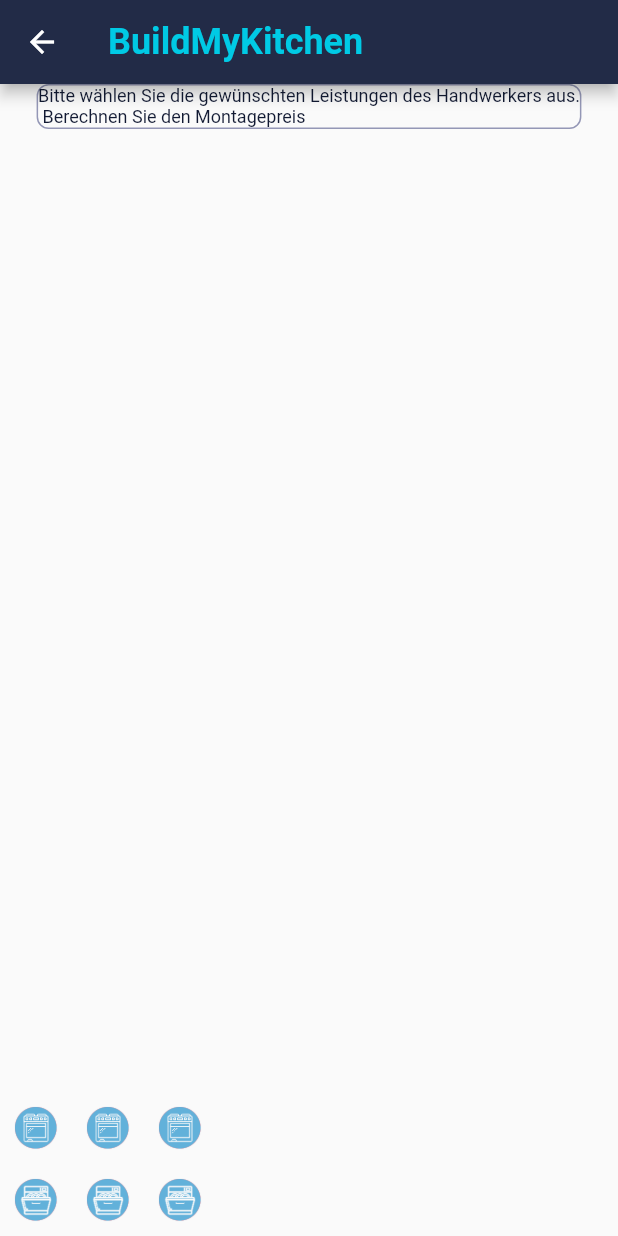
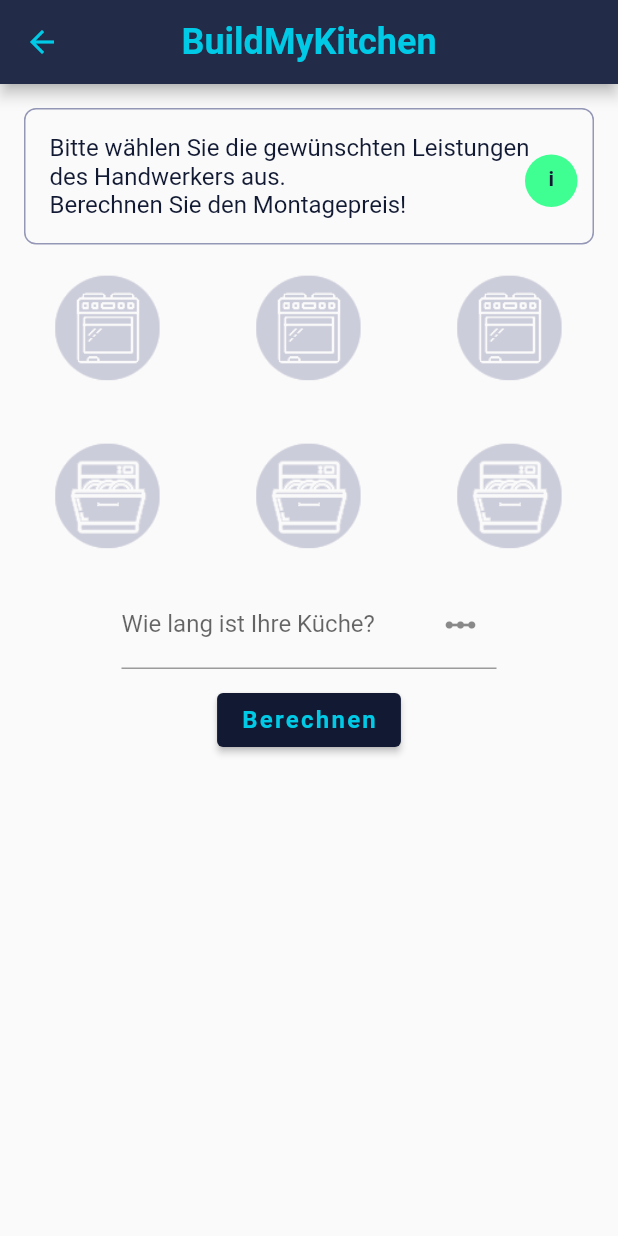
Before and after one commit to YevhenIvanovDev/buildmykitchen, a Flutter app: the ClientCounterScreen screen opened by its route, on a phone screen of 412 x 824 dp. Run offline on Flutter 3.47's test engine with Material 2 defaults, Android fonts, the light colour scheme and no system bars; our stand-ins replace flutter_form_builder, google_fonts, validators; Roboto replaces fonts that are missing (Lexend Deca).

Commit message:
updated widget icons

```diff
--- a/lib/presentations/screens/client_counter_screen.dart
+++ b/lib/presentations/screens/client_counter_screen.dart
@@ -1,4 +1,6 @@
+import 'package:build_my_kitchen/presentations/designs/colors.dart';
 import 'package:build_my_kitchen/presentations/widgets/app_info/information.dart';
+import 'package:build_my_kitchen/presentations/widgets/appbar_items/back_button.dart';
 import 'package:build_my_kitchen/presentations/widgets/user_input/user_calculation.dart';
 import 'package:flutter/material.dart';
 
@@ -10,25 +12,26 @@
 
 class _ClientCounterScreenState extends State<ClientCounterScreen> {
   String introText =
-      'Bitte wählen Sie die gewünschten Leistungen des Handwerkers aus.\n Berechnen Sie den Montagepreis';
+      'Bitte wählen Sie die gewünschten Leistungen des Handwerkers aus.\nBerechnen Sie den Montagepreis!';
   @override
   Widget build(BuildContext context) {
     return Scaffold(
       appBar: AppBar(
+        centerTitle: true,
         title: Text(
           'BuildMyKitchen',
           style: Theme.of(context).textTheme.headline1,
         ),
+        leading: BackAppBarButton(),
       ),
-      body: Column(
-        children: [
-          Information(introText),
-          Expanded(
-            child: Row(),
-            flex: 1,
-          ),
-          UserCalculation(),
-        ],
+      body: Padding(
+        padding: const EdgeInsets.all(16.0),
+        child: Column(
+          children: [
+            Information(introText),
+            UserCalculation(),
+          ],
+        ),
       ),
     );
   }
--- a/lib/presentations/widgets/app_info/information.dart
+++ b/lib/presentations/widgets/app_info/information.dart
@@ -7,17 +7,44 @@
   @override
   Widget build(BuildContext context) {
     return Container(
+      width: double.infinity,
       decoration: BoxDecoration(
           borderRadius: BorderRadius.all(
             Radius.circular(8.0),
           ),
           border: Border.all(color: KitchenColors.blueyGrey)),
-      child: Text(
-        text,
-        style: Theme.of(context)
-            .textTheme
-            .headline2!
-            .copyWith(color: KitchenColors.inkDark),
+      child: Stack(
+        children: [
+          Padding(
+            padding: const EdgeInsets.all(16.0),
+            child: Text(
+              text,
+              style: Theme.of(context)
+                  .textTheme
+                  .headline2!
+                  .copyWith(color: KitchenColors.inkDark, fontSize: 16),
+            ),
+          ),
+          Positioned(
+              right: 10,
+              top: 30,
+              child: Container(
+                child: Padding(
+                  padding: const EdgeInsets.all(8.0),
+                  child: Text(
+                    'i',
+                    style: TextStyle(
+                        color: KitchenColors.inkDark,
+                        fontWeight: FontWeight.bold),
+                    textAlign: TextAlign.center,
+                  ),
+                ),
+                width: 35,
+                height: 35,
+                decoration: BoxDecoration(
+                    shape: BoxShape.circle, color: KitchenColors.appleBright),
+              )),
+        ],
       ),
     );
   }
--- /dev/null
+++ b/lib/presentations/widgets/appbar_items/back_button.dart
@@ -0,0 +1,19 @@
+import 'package:build_my_kitchen/presentations/designs/colors.dart';
+import 'package:flutter/material.dart';
+
+class BackAppBarButton extends StatelessWidget {
+  const BackAppBarButton({
+    Key? key,
+  }) : super(key: key);
+
+  @override
+  Widget build(BuildContext context) {
+    return IconButton(
+      onPressed: () {
+        Navigator.of(context).pop();
+      },
+      icon: Icon(Icons.arrow_back),
+      color: KitchenColors.corp,
+    );
+  }
+}
--- a/lib/presentations/widgets/localizations/language_widgets.dart
+++ b/lib/presentations/widgets/localizations/language_widgets.dart
@@ -16,7 +16,7 @@
       child: IconButton(
           iconSize: 20.0,
           onPressed: () {
-            Navigator.pushNamed(context, 'client_form_screen');
+            Navigator.pushNamed(context, 'client_counter_screen');
           },
           icon: Image.asset(imagepath)),
     );
--- /dev/null
+++ b/lib/presentations/widgets/user_input/row_icon_buttons.dart
@@ -0,0 +1,31 @@
+import 'package:build_my_kitchen/presentations/widgets/user_input/user_icon_button.dart';
+import 'package:flutter/material.dart';
+
+class RowIconButtons extends StatelessWidget {
+  final UserIconButton userIconButton1;
+  final UserIconButton userIconButton2;
+  final UserIconButton userIconButton3;
+
+  const RowIconButtons({
+    required this.userIconButton1,
+    required this.userIconButton2,
+    required this.userIconButton3,
+    Key? key,
+  }) : super(key: key);
+
+  @override
+  Widget build(BuildContext context) {
+    return Padding(
+      padding: const EdgeInsets.all(8),
+      child: Row(
+        children: [
+          userIconButton1,
+          const Spacer(),
+          userIconButton2,
+          const Spacer(),
+          userIconButton3,
+        ],
+      ),
+    );
+  }
+}
--- a/lib/presentations/widgets/user_input/user_calculation.dart
+++ b/lib/presentations/widgets/user_input/user_calculation.dart
@@ -1,3 +1,6 @@
+import 'package:build_my_kitchen/presentations/widgets/user_input/row_icon_buttons.dart';
+import 'package:build_my_kitchen/presentations/widgets/user_input/user_icon_button.dart';
+import 'package:build_my_kitchen/presentations/widgets/widget_button.dart';
 import 'package:flutter/material.dart';
 
 class UserCalculation extends StatefulWidget {
@@ -6,39 +9,62 @@
 }
 
 class _UserCalculationState extends State<UserCalculation> {
+  final UserIconButton userIconButtonHerd =
+      const UserIconButton(id: 1, imagePath: 'assets/images/Backofen.png');
+  final UserIconButton userIconButtonHaenge =
+      const UserIconButton(id: 2, imagePath: 'assets/images/Backofen.png');
+  final UserIconButton userIconButtonWaMa =
+      const UserIconButton(id: 3, imagePath: 'assets/images/Backofen.png');
+  final UserIconButton userIconButtonSpuel =
+      const UserIconButton(id: 4, imagePath: 'assets/images/Spule.png');
+  final UserIconButton userIconButtonArb =
+      const UserIconButton(id: 5, imagePath: 'assets/images/Spule.png');
+  final UserIconButton userIconButtonGebr =
+      const UserIconButton(id: 6, imagePath: 'assets/images/Spule.png');
+
+  TextEditingController _kitchenSizeController = TextEditingController();
+
+  // Map<String, dynamic> userRequestData = {
+  //   'Anschluss Herd': userIconButtonHerd,
+  // };
+
   @override
   Widget build(BuildContext context) {
-    return Container(
-      child: Column(
-        children: [
-          Row(
-            children: [
-              IconButton(
-                  onPressed: () {},
-                  icon: Image.asset('assets/images/Backofen.png')),
-              IconButton(
-                  onPressed: () {},
-                  icon: Image.asset('assets/images/Backofen.png')),
-              IconButton(
-                  onPressed: () {},
-                  icon: Image.asset('assets/images/Backofen.png')),
-            ],
+    return Column(
+      children: [
+        RowIconButtons(
+          userIconButton1: userIconButtonHerd,
+          userIconButton2: userIconButtonHaenge,
+          userIconButton3: userIconButtonWaMa,
+        ),
+        RowIconButtons(
+          userIconButton1: userIconButtonSpuel,
+          userIconButton2: userIconButtonArb,
+          userIconButton3: userIconButtonGebr,
+        ),
+        Container(
+          width: 250,
+          child: TextFormField(
+            controller: _kitchenSizeController,
+            validator: (text) {
+              if (text == null || text.isEmpty) {
+                return 'Die Küchenlänge soll mindestens 1m sein';
+              }
+              return null;
+            },
+            decoration: const InputDecoration(
+                hintText: 'in Meter',
+                labelText: 'Wie lang ist Ihre Küche?',
+                suffixIcon: Icon(Icons.linear_scale)),
+            keyboardType: TextInputType.number,
+            textAlign: TextAlign.center,
           ),
-          Row(
-            children: [
-              IconButton(
-                  onPressed: () {},
-                  icon: Image.asset('assets/images/Spule.png')),
-              IconButton(
-                  onPressed: () {},
-                  icon: Image.asset('assets/images/Spule.png')),
-              IconButton(
-                  onPressed: () {},
-                  icon: Image.asset('assets/images/Spule.png')),
-            ],
-          )
-        ],
-      ),
+        ),
+        const SizedBox(
+          height: 10,
+        ),
+        countButton(),
+      ],
     );
   }
 }
--- a/lib/presentations/widgets/user_input/user_data_fields.dart
+++ b/lib/presentations/widgets/user_input/user_data_fields.dart
@@ -39,14 +39,15 @@
           controller: _nameController,
           hintText: 'Name',
           labelText: 'Ihr Name',
-          suffixIcon: Icon(Icons.person),
+          suffixIcon: const Icon(Icons.person),
         ),
         UserDetailsInputWidget(
             controller: _emailController,
             hintText: 'email@example.com',
             labelText: 'Your email',
             inputType: TextInputType.emailAddress,
-            validator: (value) => !isEmail(value!) ? 'Invalid Email' : null),
+            validator: (dynamic value) =>
+                !isEmail(value! as String) ? 'Invalid Email' : null),
         UserDetailsInputWidget(
             controller: _phoneController,
             hintText: 'Telefonnummer',
--- /dev/null
+++ b/lib/presentations/widgets/user_input/user_icon_button.dart
@@ -0,0 +1,92 @@
+import 'package:build_my_kitchen/presentations/designs/colors.dart';
+import 'package:flutter/material.dart';
+
+bool _isIconTapped = false;
+
+class UserIconButton extends StatefulWidget {
+  final String imagePath;
+  final int id;
+  const UserIconButton({
+    required this.id,
+    required this.imagePath,
+    Key? key,
+  }) : super(key: key);
+
+  @override
+  _UserIconButtonState createState() => _UserIconButtonState();
+}
+
+class _UserIconButtonState extends State<UserIconButton> {
+  Color _color = KitchenColors.lightBlueGrey;
+  bool _isIconTapped = false;
+
+  String changeIconById(int id) {
+    if (_isIconTapped == true) {
+      _color = KitchenColors.corp;
+      return 'Ja';
+    } else {
+      _color = KitchenColors.lightBlueGrey;
+      return 'Nein';
+    }
+  }
+
+  bool isItemChosen() {
+    if (_isIconTapped) {
+      return true;
+    }
+    return false;
+  }
+
+  void showSnackBar(BuildContext context, String snackBarText) {
+    ScaffoldMessenger.of(context).showSnackBar(SnackBar(
+      content: Text(
+        snackBarText,
+        style: Theme.of(context).textTheme.headline2,
+        textAlign: TextAlign.center,
+      ),
+      backgroundColor: KitchenColors.lightBlueGrey,
+      duration: const Duration(seconds: 1),
+      shape: const StadiumBorder(),
+    ));
+  }
+
+  String? snackBarValue;
+
+  String snackBarText(int id) {
+    switch (id) {
+      case 1:
+        return snackBarValue = 'Herd';
+      case 2:
+        return snackBarValue = 'Hängeschränke';
+      case 3:
+        return snackBarValue = 'Waschmaschine';
+      case 4:
+        return snackBarValue = 'Spülmaschine';
+      case 5:
+        return snackBarValue = 'Zuschnitt arbeitsplatte';
+      case 6:
+        return snackBarValue = 'Gebrauchte Küche';
+      default:
+        return '';
+    }
+  }
+
+  @override
+  Widget build(BuildContext context) {
+    return IconButton(
+        iconSize: 80,
+        onPressed: () {
+          setState(() {
+            _isIconTapped = !_isIconTapped;
+            snackBarText(widget.id);
+            changeIconById(widget.id);
+            showSnackBar(context, '$snackBarValue');
+            //  isItemChosen();
+          });
+        },
+        icon: Image.asset(
+          widget.imagePath,
+          color: _color,
+        ));
+  }
+}
--- /dev/null
+++ b/lib/presentations/widgets/widget_button.dart
@@ -0,0 +1,17 @@
+import 'package:build_my_kitchen/presentations/designs/colors.dart';
+import 'package:flutter/material.dart';
+
+Widget countButton() {
+  return ElevatedButton(
+    style: ElevatedButton.styleFrom(primary: KitchenColors.inkDark),
+    onPressed: () {},
+    child: const Text('Berechnen',
+        style: TextStyle(
+          color: KitchenColors.corp,
+          fontSize: 16,
+          fontWeight: FontWeight.w700,
+          fontStyle: FontStyle.normal,
+          letterSpacing: 1.5,
+        )),
+  );
+}
--- a/pubspec.yaml
+++ b/pubspec.yaml
@@ -33,7 +33,9 @@
   firebase_core: ^1.6.0
   image: ^3.0.2
   flutter_svg: ^0.22.0
-
+  bloc: ^7.1.0
+  flutter_bloc: ^7.2.0
+  flutter_picker: ^2.0.2
 
 
   # The following adds the Cupertino Icons font to your application.
```
Also changed, not shown: analysis_options.yaml (added, +235 -0 lines), lib/presentations/designs/buttons.dart (added, +19 -0 lines), lib/presentations/screens/client_form_screen.dart (+1 -8 lines), pubspec.lock.
